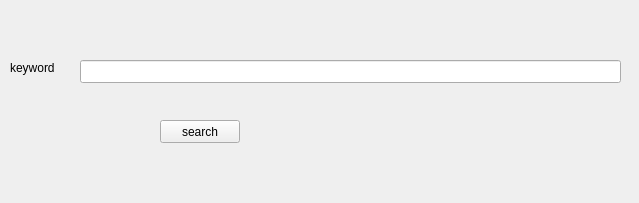
The window that ui/log_parser/search_form.ui (Mercy1101/log_parser) describes before a commit, drawn with Qt 5.
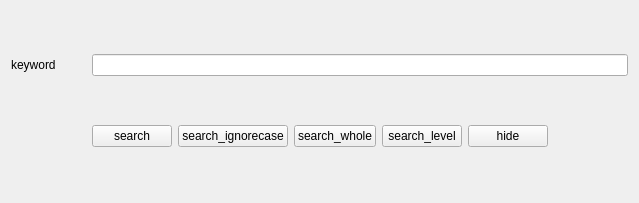
The same window after the commit.

Diff of the .ui file:
```diff
--- a/ui/log_parser/search_form.ui
+++ b/ui/log_parser/search_form.ui
@@ -13,42 +13,53 @@
   <property name="windowTitle">
    <string>Form</string>
   </property>
-  <widget class="QLineEdit" name="search_text">
-   <property name="geometry">
-    <rect>
-     <x>80</x>
-     <y>60</y>
-     <width>541</width>
-     <height>23</height>
-    </rect>
-   </property>
-  </widget>
-  <widget class="QLabel" name="label">
-   <property name="geometry">
-    <rect>
-     <x>10</x>
-     <y>60</y>
-     <width>57</width>
-     <height>15</height>
-    </rect>
-   </property>
-   <property name="text">
-    <string>keyword</string>
-   </property>
-  </widget>
-  <widget class="QPushButton" name="pushButton">
-   <property name="geometry">
-    <rect>
-     <x>160</x>
-     <y>120</y>
-     <width>80</width>
-     <height>23</height>
-    </rect>
-   </property>
-   <property name="text">
-    <string>search</string>
-   </property>
-  </widget>
+  <layout class="QGridLayout" name="gridLayout">
+   <item row="1" column="1">
+    <widget class="QPushButton" name="pushButton">
+     <property name="text">
+      <string>search</string>
+     </property>
+    </widget>
+   </item>
+   <item row="1" column="4">
+    <widget class="QPushButton" name="search_level">
+     <property name="text">
+      <string>search_level</string>
+     </property>
+    </widget>
+   </item>
+   <item row="1" column="2">
+    <widget class="QPushButton" name="search_ignorecase">
+     <property name="text">
+      <string>search_ignorecase</string>
+     </property>
+    </widget>
+   </item>
+   <item row="0" column="1" colspan="6">
+    <widget class="QLineEdit" name="search_text"/>
+   </item>
+   <item row="0" column="0">
+    <widget class="QLabel" name="label">
+     <property name="text">
+      <string>keyword</string>
+     </property>
+    </widget>
+   </item>
+   <item row="1" column="3">
+    <widget class="QPushButton" name="search_whole">
+     <property name="text">
+      <string>search_whole</string>
+     </property>
+    </widget>
+   </item>
+   <item row="1" column="5">
+    <widget class="QPushButton" name="hide_btn">
+     <property name="text">
+      <string>hide</string>
+     </property>
+    </widget>
+   </item>
+  </layout>
  </widget>
  <resources/>
  <connections/>
```
